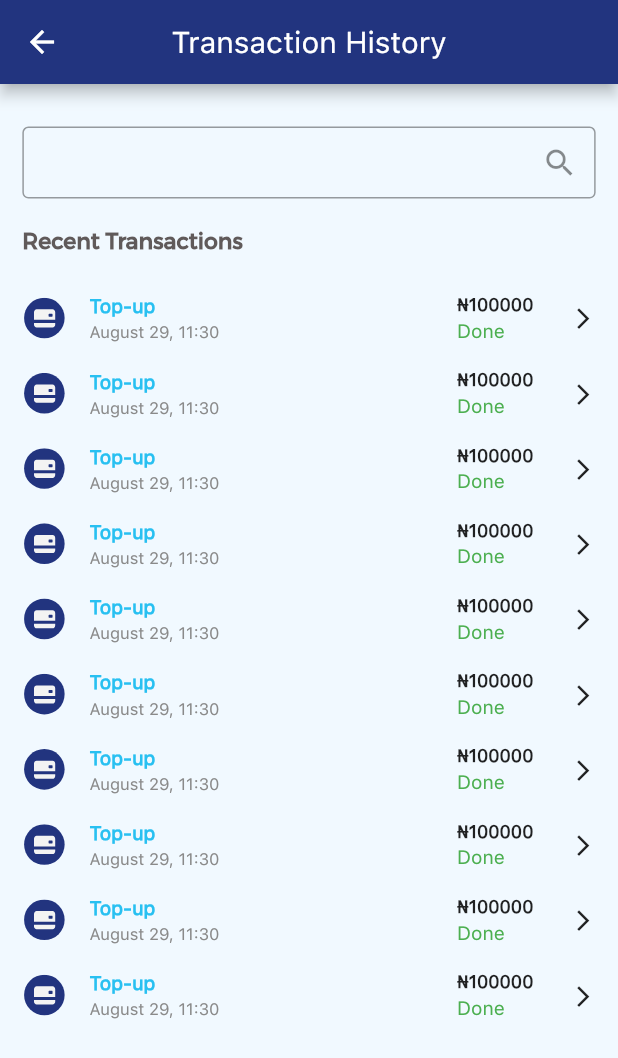
After one commit to Ire-oluwa/topitup_mobile, a Flutter app: the TransactionHistoryScreen screen opened by its route, on a phone screen of 412 x 824 dp. The commit adds this screen. Shown: the top 1058 px of the screen. Run offline on Flutter 3.47's test engine with Material 2 defaults, Android fonts, the light colour scheme and no system bars; our stand-ins replace flutter_native_contact_picker, flutter_screenutil, flutter_secure_storage, flutter_svg, font_awesome_flutter, form_field_validator and 4 more; missing offline and left inert: libphonenumber, platform_device_id; accounts and stored records are empty; network calls fail.

Commit message:
ft(wallet-balance): design transaction history screen

```diff
--- a/lib/providers/api_key_provider.dart
+++ b/lib/providers/api_key_provider.dart
@@ -1,7 +1,7 @@
 import 'package:flutter/material.dart';
 
 class ApiKey with ChangeNotifier {
-    String _apiKey = '';
+  String _apiKey = '';
 
   String get getApiKey {
     return _apiKey;
--- a/lib/providers/tv_provider.dart
+++ b/lib/providers/tv_provider.dart
@@ -1,5 +1,6 @@
 import 'package:flutter/foundation.dart';
-import 'package:topitup/models/sub_service.dart';
+
+import '../models/sub_service.dart';
 
 class TvCable with ChangeNotifier {
   List<SubServiceModel> _tvCables = [];
--- a/lib/screens/components/custom_screen_background.dart
+++ b/lib/screens/components/custom_screen_background.dart
@@ -1,6 +1,6 @@
 import 'package:flutter/material.dart';
 import 'package:flutter_screenutil/flutter_screenutil.dart';
-import 'package:topitup/screens/dashboard/dashboard_screen.dart';
+import '../dashboard/dashboard_screen.dart';
 import '../../constants/app_constants.dart';
 import 'custom_text.dart';
 
--- a/lib/screens/components/custom_text_form_field.dart
+++ b/lib/screens/components/custom_text_form_field.dart
@@ -10,7 +10,7 @@ class CustomTextFormField extends StatelessWidget {
     this.placeholder,
     required this.keyboardType,
     required this.inputAction,
-    required this.validate,
+    this.validate,
     this.enabled,
     this.obscureText = false,
     this.textCapitalization = TextCapitalization.sentences,
@@ -21,7 +21,7 @@ class CustomTextFormField extends StatelessWidget {
   final String? placeholder;
   final TextInputType keyboardType;
   final TextInputAction inputAction;
-  final FormFieldValidator<String> validate;
+  final FormFieldValidator<String>? validate;
   final bool? enabled;
   final bool obscureText;
   final TextCapitalization textCapitalization;
--- /dev/null
+++ b/lib/screens/components/custom_transaction_history_card.dart
@@ -0,0 +1,91 @@
+import 'package:flutter/material.dart';
+import 'package:flutter_screenutil/flutter_screenutil.dart';
+import 'package:flutter_svg/flutter_svg.dart';
+import '../../constants/app_constants.dart';
+import 'custom_text.dart';
+
+class CustomTransactionHistoryCard extends StatelessWidget {
+  const CustomTransactionHistoryCard({
+    Key? key,
+    required this.transactionTypeImage,
+    required this.transactionTypelabel,
+    required this.transactionDate,
+    required this.transactionAmount,
+    required this.transactionPayStatus,
+    required this.transactionStatusColour,
+  }) : super(key: key);
+
+  final String transactionTypeImage,
+      transactionTypelabel,
+      transactionDate,
+      transactionAmount,
+      transactionPayStatus;
+  final Color transactionStatusColour;
+
+  @override
+  Widget build(BuildContext context) {
+    return Padding(
+      padding: EdgeInsets.symmetric(vertical: 10.h),
+      child: InkWell(
+        onTap: () {},
+        child: Row(
+          mainAxisAlignment: MainAxisAlignment.spaceBetween,
+          crossAxisAlignment: CrossAxisAlignment.center,
+          children: [
+            SvgPicture.asset(
+              transactionTypeImage,
+              width: 30.w,
+              height: 30.h,
+            ),
+            SizedBox(
+              width: kDefaultPadding.w - 5,
+            ),
+            Column(
+              crossAxisAlignment: CrossAxisAlignment.start,
+              children: [
+                CustomText(
+                  text: transactionTypelabel,
+                  fontWeight: FontWeight.w600,
+                  textColor: kSecondaryColour,
+                ),
+                SizedBox(
+                  height: 3.h,
+                ),
+                CustomText(
+                  text: transactionDate,
+                  textSize: 12.sp,
+                  textColor: const Color(0XFF8A8A8A),
+                ),
+              ],
+            ),
+            const Spacer(),
+            Column(
+              crossAxisAlignment: CrossAxisAlignment.start,
+              children: [
+                CustomText(
+                  text: transactionAmount,
+                  fontWeight: FontWeight.w700,
+                  textSize: 13.sp,
+                ),
+                SizedBox(
+                  height: 3.h,
+                ),
+                CustomText(
+                  text: transactionPayStatus,
+                  textColor: transactionStatusColour,
+                ),
+              ],
+            ),
+            SizedBox(
+              width: kDefaultPadding.w + 5,
+            ),
+            Icon(
+              Icons.arrow_forward_ios_sharp,
+              size: kDefaultIconSize.sp,
+            ),
+          ],
+        ),
+      ),
+    );
+  }
+}
--- /dev/null
+++ b/lib/screens/history/transaction_history_screen.dart
@@ -0,0 +1,74 @@
+import 'package:flutter/material.dart';
+import 'package:flutter_screenutil/flutter_screenutil.dart';
+import '../../constants/app_constants.dart';
+import '../components/custom_text.dart';
+import '../components/custom_text_form_field.dart';
+import '../components/custom_transaction_history_card.dart';
+
+class TransactionHistoryScreen extends StatefulWidget {
+  const TransactionHistoryScreen({super.key});
+
+  static const String id = 'transaction history screen';
+
+  @override
+  State<TransactionHistoryScreen> createState() =>
+      _TransactionHistoryScreenState();
+}
+
+class _TransactionHistoryScreenState extends State<TransactionHistoryScreen> {
+  final _searchController = TextEditingController();
+
+  @override
+  Widget build(BuildContext context) {
+    return Scaffold(
+      appBar: AppBar(
+        title: const CustomText(text: 'Transaction History'),
+        centerTitle: true,
+      ),
+      body: Padding(
+        padding: EdgeInsets.symmetric(
+          horizontal: kDefaultPadding.w - 5,
+          vertical: kDefaultPadding.h + 10,
+        ),
+        child: Column(
+          crossAxisAlignment: CrossAxisAlignment.stretch,
+          children: [
+            CustomTextFormField(
+              controller: _searchController,
+              keyboardType: TextInputType.text,
+              inputAction: TextInputAction.search,
+              suffixIcon: const Icon(Icons.search),
+            ),
+            SizedBox(
+              height: kDefaultPadding.h,
+            ),
+            CustomText(
+              text: 'Recent Transactions',
+              textSize: 16.sp,
+              fontFamily: 'Montserrat',
+              fontWeight: FontWeight.w600,
+              textColor: const Color(0xff605A5A),
+            ),
+            SizedBox(
+              height: kDefaultPadding.h,
+            ),
+            Expanded(
+              child: ListView.builder(
+                itemCount: 10,
+                itemBuilder: (context, index) =>
+                    const CustomTransactionHistoryCard(
+                  transactionTypeImage: 'assets/svg/top-up-card.svg',
+                  transactionTypelabel: 'Top-up',
+                  transactionDate: 'August 29, 11:30',
+                  transactionAmount: '₦100000',
+                  transactionPayStatus: 'Done',
+                  transactionStatusColour: Colors.green,
+                ),
+              ),
+            )
+          ],
+        ),
+      ),
+    );
+  }
+}
--- a/lib/screens/transaction_response/transaction_response_screen.dart
+++ b/lib/screens/transaction_response/transaction_response_screen.dart
@@ -2,10 +2,11 @@ import 'package:flutter/material.dart';
 import 'package:flutter_screenutil/flutter_screenutil.dart';
 import 'package:flutter_svg/flutter_svg.dart';
 import 'package:intl/intl.dart';
+
+import '../../constants/app_constants.dart';
 import '../../extensions/string_extension.dart';
+import '../components/custom_text.dart';
 import '../dashboard/dashboard_screen.dart';
-import '../../constants/app_constants.dart';
-import '../components/custom_text.dart';
 
 class TransactionResponseScreen extends StatelessWidget {
   const TransactionResponseScreen({super.key});
--- a/lib/services/networking/web_api/cable_api.dart
+++ b/lib/services/networking/web_api/cable_api.dart
@@ -1,7 +1,7 @@
 import 'dart:convert';
 
-import 'package:topitup/constants/api_endpoints.dart';
-import 'package:topitup/services/networking/network_helper.dart';
+import '../../../constants/api_endpoints.dart';
+import '../network_helper.dart';
 
 class CableApi {
   static Future<dynamic> getSubServices({
--- a/lib/services/networking/web_api/wallet_balance_api.dart
+++ b/lib/services/networking/web_api/wallet_balance_api.dart
@@ -1,7 +1,7 @@
 import 'dart:convert';
 
-import 'package:topitup/constants/api_endpoints.dart';
-import 'package:topitup/services/networking/network_helper.dart';
+import '../../../constants/api_endpoints.dart';
+import '../network_helper.dart';
 
 class WalletBalanceApi {
   static Future<dynamic> getWalletBance({
```
Also changed, not shown: lib/main.dart (+6 -3 lines), lib/screens/cable/cable_screen.dart (+15 -15 lines), lib/screens/components/custom_dropdown_form_field.dart (+10 -5 lines), lib/screens/dashboard/dashboard_screen.dart (+14 -13 lines), lib/screens/data/components/network_provider_card_icon.dart (+3 -5 lines), lib/screens/data/data_screen.dart (+86 -52 lines), lib/screens/login/login_screen.dart (+9 -1 lines), lib/screens/services/services_screen.dart (+4 -4 lines), lib/utils/dialogs.dart (added, +169 -0 lines), assets/svg/top-up-card.svg (added), assets/svg/warning-icon.svg (added).
